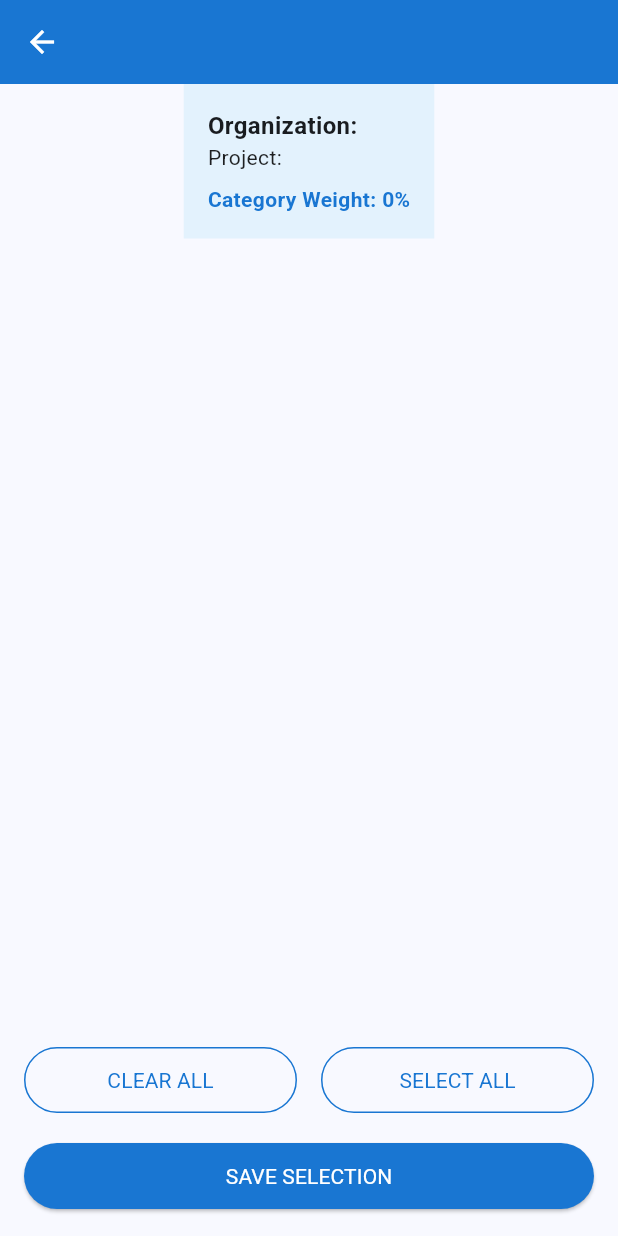
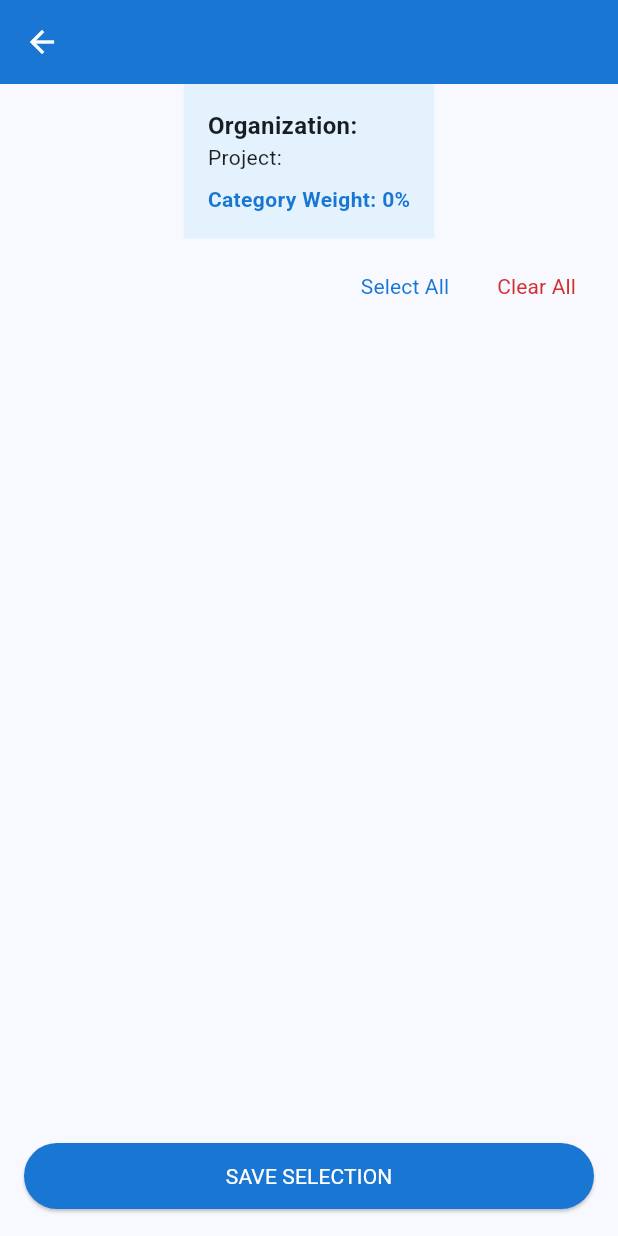
Before and after one commit to thecodemonster1/bc_barrier_scan, a Flutter app: the BarrierDetailsPage screen opened directly with empty values, on a phone screen of 412 x 824 dp. Run offline on Flutter 3.47's test engine with Material 3 defaults, Android fonts, the phone set to English and light mode, and no system bars; our stand-ins replace open_file, pdf.

Commit message:
Add select all and clear all functionality to BarrierDetailsPage

```diff
--- a/lib/screens/barrier_details_page.dart
+++ b/lib/screens/barrier_details_page.dart
@@ -34,14 +34,12 @@ class _BarrierDetailsPageState extends State<BarrierDetailsPage> {
     _selectedBarriers = Map.from(widget.barriers);
   }
 
-  // Add this method to handle checkbox changes
   void _toggleBarrier(String code, bool? value) {
     setState(() {
       _selectedBarriers[code] = value ?? false;
     });
   }
 
-  // Add a method to select all barriers
   void _selectAll() {
     setState(() {
       for (var key in _selectedBarriers.keys) {
@@ -50,7 +48,6 @@ class _BarrierDetailsPageState extends State<BarrierDetailsPage> {
     });
   }
 
-  // Clear all barriers
   void _clearAll() {
     setState(() {
       for (var key in _selectedBarriers.keys) {
@@ -61,8 +58,8 @@ class _BarrierDetailsPageState extends State<BarrierDetailsPage> {
 
   @override
   Widget build(BuildContext context) {
-    // Get barriers based on barrier type
-    final List<String> relevantBarrierCodes = _selectedBarriers.keys.toList();
+    final List<String> relevantBarrierCodes = _selectedBarriers.keys.toList()
+      ..sort();
 
     return Scaffold(
       appBar: AppBar(
@@ -102,14 +99,44 @@ class _BarrierDetailsPageState extends State<BarrierDetailsPage> {
               ],
             ),
           ),
+          Row(
+            mainAxisAlignment: MainAxisAlignment.end,
+            children: [
+              Padding(
+                padding: const EdgeInsets.only(right: 16, top: 8),
+                child: Row(
+                  children: [
+                    TextButton(
+                      onPressed: _selectAll,
+                      child: Text(
+                        'Select All',
+                        style: TextStyle(color: Colors.blue.shade700),
+                      ),
+                    ),
+                    const SizedBox(width: 8),
+                    TextButton(
+                      onPressed: _clearAll,
+                      child: Text(
+                        'Clear All',
+                        style: TextStyle(color: Colors.red.shade700),
+                      ),
+                    ),
+                  ],
+                ),
+              ),
+            ],
+          ),
           Expanded(
             child: ListView.builder(
               padding: const EdgeInsets.all(16.0),
               itemCount: relevantBarrierCodes.length,
               itemBuilder: (context, index) {
                 final code = relevantBarrierCodes[index];
-                final description = BarriersData.barriersInfo[code]?['description'] ?? 'Unknown';
-                final weight = BarriersData.barriersInfo[code]?['weight'] ?? 0.0;
+                final description = BarriersData.barriersInfo[code]
+                        ?['description'] ??
+                    'Unknown';
+                final weight =
+                    BarriersData.barriersInfo[code]?['weight'] ?? 0.0;
 
                 return Card(
                   margin: const EdgeInsets.only(bottom: 12.0),
@@ -119,6 +146,7 @@ class _BarrierDetailsPageState extends State<BarrierDetailsPage> {
                   elevation: 2,
                   child: CheckboxListTile(
                     title: Row(
+                      crossAxisAlignment: CrossAxisAlignment.start,
                       children: [
                         Text(
                           code,
@@ -146,9 +174,7 @@ class _BarrierDetailsPageState extends State<BarrierDetailsPage> {
                       ),
                     ),
                     value: _selectedBarriers[code],
-                    onChanged: (bool? value) {
-                      _toggleBarrier(code, value);
-                    },
+                    onChanged: (value) => _toggleBarrier(code, value),
                     activeColor: Colors.blue.shade700,
                     contentPadding: const EdgeInsets.symmetric(
                       horizontal: 16.0,
@@ -162,40 +188,6 @@ class _BarrierDetailsPageState extends State<BarrierDetailsPage> {
           ),
           Padding(
             padding: const EdgeInsets.all(16.0),
-            child: Row(
-              children: [
-                Expanded(
-                  child: OutlinedButton(
-                    onPressed: _clearAll,
-                    style: OutlinedButton.styleFrom(
-                      padding: const EdgeInsets.symmetric(vertical: 12),
-                      side: BorderSide(color: Colors.blue.shade700),
-                      shape: RoundedRectangleBorder(
-                        borderRadius: BorderRadius.circular(30),
-                      ),
-                    ),
-                    child: const Text('CLEAR ALL'),
-                  ),
-                ),
-                const SizedBox(width: 16),
-                Expanded(
-                  child: OutlinedButton(
-                    onPressed: _selectAll,
-                    style: OutlinedButton.styleFrom(
-                      padding: const EdgeInsets.symmetric(vertical: 12),
-                      side: BorderSide(color: Colors.blue.shade700),
-                      shape: RoundedRectangleBorder(
-                        borderRadius: BorderRadius.circular(30),
-                      ),
-                    ),
-                    child: const Text('SELECT ALL'),
-                  ),
-                ),
-              ],
-            ),
-          ),
-          Padding(
-            padding: const EdgeInsets.only(left: 16.0, right: 16.0, bottom: 16.0),
             child: SizedBox(
               width: double.infinity,
               child: ElevatedButton(
```
